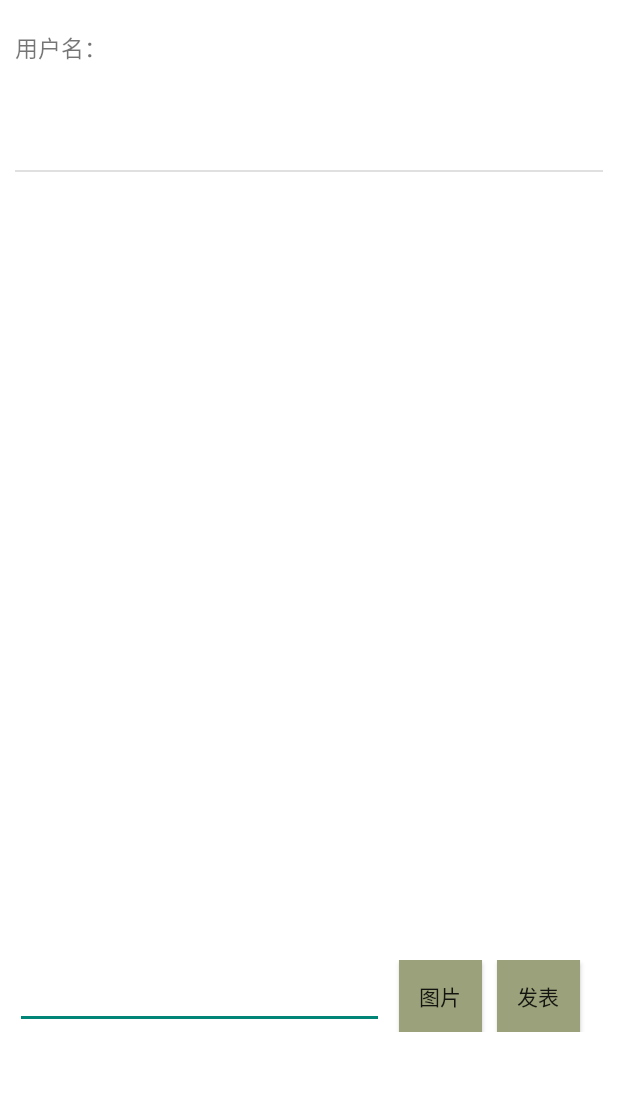
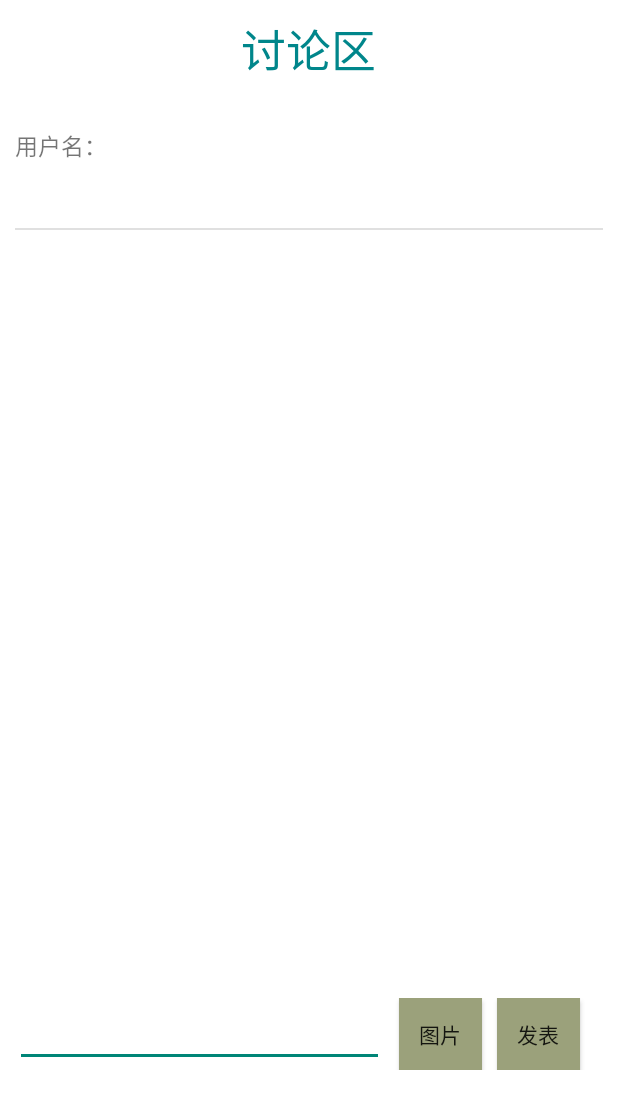
Before and after one commit to yierear/android, an Android app: the comment screen opened directly, with no data from a screen before it, after a tap on "发表", on a phone screen of 412 x 824 dp. Shown: the top 1109 px of the screen. Run offline under Robolectric (Android 15) with nearby library versions, the phone set to English and light mode, and no system bars.

Commit message:
comment布局

```diff
--- a/finnal/app/src/main/java/com/example/finnal/comment.java
+++ b/finnal/app/src/main/java/com/example/finnal/comment.java
@@ -169,12 +169,12 @@ public class comment extends Activity {
             @Override
             public void onClick(View view) {
                 String imageName = new SimpleDateFormat("yyyyMMddHHmmss", Locale.getDefault()).format(new Date());
-//        File outputImage=new File(Environment.getExternalStorageDirectory().getAbsolutePath()+"/data/com.example.woundapplication/"+imageName+".jpg");
+//              File outputImage=new File(Environment.getExternalStorageDirectory().getAbsolutePath()+"/data/com.example.woundapplication/"+imageName+".jpg");
 
                 File outputImage = new File(getExternalCacheDir(), imageName+".jpg");
 
                 Objects.requireNonNull(outputImage.getParentFile()).mkdirs();
-//        Log.e("", outputImage.getAbsolutePath());
+//              Log.e("", outputImage.getAbsolutePath());
                 /*
                 创建一个File文件对象，用于存放摄像头拍下的图片，
                 把它存放在应用关联缓存目录下，调用getExternalCacheDir()可以得到这个目录，为什么要
@@ -205,7 +205,7 @@ public class comment extends Activity {
                     imageUri= FileProvider.getUriForFile(comment.this,
                             "com.buildmaterialapplication.fileprovider",outputImage);
                     //对应Mainfest中的provider
-//            imageUri=Uri.fromFile(outputImage);
+//                  imageUri=Uri.fromFile(outputImage);
                     path=imageUri.getPath();
                     Log.e(">7:",path);
                 }
--- a/finnal/app/src/main/res/layout/activity_comment.xml
+++ b/finnal/app/src/main/res/layout/activity_comment.xml
@@ -7,13 +7,22 @@
     tools:context=".comment"
     android:layout_marginLeft="10dp"
     android:layout_marginRight="10dp"
-    android:layout_marginTop="20dp"
+    android:layout_marginBottom="10dp"
     android:orientation="vertical">
+
+    <TextView
+        android:layout_width="wrap_content"
+        android:layout_height="wrap_content"
+        android:layout_gravity="center_horizontal"
+        android:layout_margin="10dp"
+        android:text="讨论区"
+        android:textColor="@color/Title"
+        android:textSize="30sp" />
 
     <ListView
         android:id="@+id/myListview"
         android:layout_width="match_parent"
-        android:layout_height="600dp" />
+        android:layout_height="580dp" />
 
     <LinearLayout
         android:layout_width="match_parent"
--- a/finnal/app/src/main/res/layout/comment_item_layout.xml
+++ b/finnal/app/src/main/res/layout/comment_item_layout.xml
@@ -3,10 +3,12 @@
     android:layout_width="match_parent"
     android:layout_height="match_parent"
     android:orientation="vertical">
+
     <LinearLayout
         android:layout_width="match_parent"
         android:layout_height="wrap_content"
-        android:orientation="horizontal">
+        android:orientation="horizontal"
+        android:layout_marginTop="20dp">
         <TextView
             android:layout_width="wrap_content"
             android:layout_height="wrap_content"
@@ -22,15 +24,16 @@
     </LinearLayout>
 
     <TextView
-        android:textSize="22sp"
         android:id="@+id/commentList"
+        android:layout_width="match_parent"
+        android:layout_height="43dp"
         android:textColor="#000000"
-        android:layout_width="match_parent"
-        android:layout_height="70dp"/>
+        android:textSize="22sp" />
 
     <ImageView
         android:id="@+id/sendPic"
-        android:layout_width="match_parent"
-        android:layout_height="178dp" />
+        android:layout_width="170dp"
+        android:layout_height="188dp"
+        android:paddingBottom="20dp" />
 
 </LinearLayout>
```
